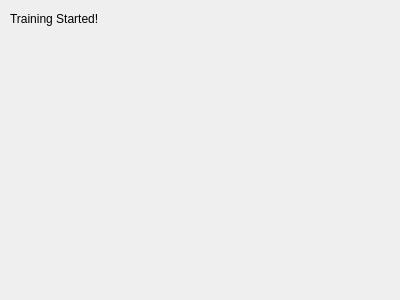
Before: the Qt Designer form InterfaceChange/training.ui in hlm12348765/QT, drawn with Qt 5.
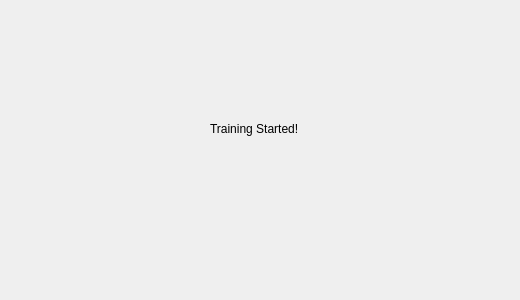
After: the same form once the commit is applied.

```diff
--- a/InterfaceChange/training.ui
+++ b/InterfaceChange/training.ui
@@ -6,7 +6,7 @@
    <rect>
     <x>0</x>
     <y>0</y>
-    <width>400</width>
+    <width>520</width>
     <height>300</height>
    </rect>
   </property>
@@ -16,9 +16,9 @@
   <widget class="QLabel" name="label">
    <property name="geometry">
     <rect>
-     <x>10</x>
-     <y>10</y>
-     <width>151</width>
+     <x>210</x>
+     <y>120</y>
+     <width>100</width>
      <height>17</height>
     </rect>
    </property>
```
